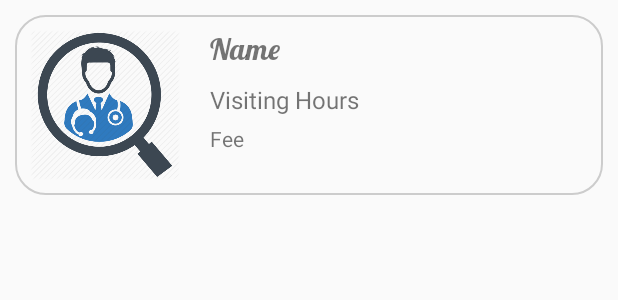
After one commit to John-Abbas/Tabeeb-Find-Your-Doctor, an Android app: the layout doctor_item.xml on its own in the app's theme, with its tools: preview values and no code run, on a phone screen of 412 x 824 dp. The commit adds this screen. Shown: the top 300 px of the screen. Run offline under Robolectric (Android 15) with nearby library versions, the phone set to English and light mode, and no system bars.

Commit message:
Doctor Searched
Doctors searched according to specialization

```diff
--- /dev/null
+++ b/Tabeeb/app/src/main/res/drawable/custom_border.xml
@@ -0,0 +1,6 @@
+<?xml version="1.0" encoding="UTF-8"?>
+<shape xmlns:android="http://schemas.android.com/apk/res/android" android:shape="rectangle">
+    <corners android:radius="20dp"/>
+    <padding android:left="10dp" android:right="10dp" android:top="10dp" android:bottom="10dp"/>
+    <stroke android:width="1dp" android:color="#CCCCCC"/>
+</shape>
--- a/Tabeeb/app/src/main/res/layout/doc_search_item.xml
+++ b/Tabeeb/app/src/main/res/layout/doc_search_item.xml
@@ -9,7 +9,8 @@
         android:layout_width="match_parent"
         android:layout_height="200sp"
         android:orientation="vertical"
-        android:layout_margin="10dp">
+        android:layout_margin="10dp"
+        android:background="@drawable/custom_border">
         <LinearLayout
             android:layout_width="wrap_content"
             android:layout_height="wrap_content"
--- /dev/null
+++ b/Tabeeb/app/src/main/res/layout/doctor_item.xml
@@ -0,0 +1,60 @@
+<?xml version="1.0" encoding="utf-8"?>
+<LinearLayout xmlns:android="http://schemas.android.com/apk/res/android"
+    android:orientation="vertical" android:layout_width="match_parent"
+    android:layout_height="wrap_content">
+
+    <LinearLayout
+        android:layout_width="match_parent"
+        android:layout_height="wrap_content"
+        android:orientation="horizontal"
+        android:layout_margin="10dp"
+        android:background="@drawable/custom_border">
+        <LinearLayout
+            android:layout_width="wrap_content"
+            android:layout_height="match_parent">
+            <ImageView
+                android:layout_width="100dp"
+                android:layout_height="100dp"
+                android:src="@drawable/icon"/>
+        </LinearLayout>
+        <LinearLayout
+            android:layout_width="wrap_content"
+            android:layout_height="match_parent"
+            android:orientation="vertical"
+            android:layout_marginLeft="20dp">
+            <LinearLayout
+                android:layout_width="wrap_content"
+                android:layout_height="wrap_content"
+                android:layout_marginBottom="5dp">
+                <TextView
+                    android:layout_width="wrap_content"
+                    android:layout_height="wrap_content"
+                    android:text="Name"
+                    android:textSize="20dp"
+                    android:id="@+id/tvDrName"
+                    android:fontFamily="@font/lobster"/>
+            </LinearLayout>
+            <LinearLayout
+                android:layout_width="wrap_content"
+                android:layout_height="wrap_content"
+                android:layout_marginBottom="5dp">
+                <TextView
+                    android:layout_width="wrap_content"
+                    android:layout_height="wrap_content"
+                    android:text="Visiting Hours"
+                    android:textSize="16dp"
+                    android:id="@+id/tvVisitHours"/>
+            </LinearLayout>
+            <LinearLayout
+                android:layout_width="wrap_content"
+                android:layout_height="wrap_content">
+                <TextView
+                    android:layout_width="wrap_content"
+                    android:layout_height="wrap_content"
+                    android:text="Fee"
+                    android:textSize="14dp"
+                    android:id="@+id/tvFee"/>
+            </LinearLayout>
+        </LinearLayout>
+    </LinearLayout>
+</LinearLayout>
```
Also changed, not shown: Tabeeb/app/src/main/java/com/example/johnabbas/tabeeb/searchDoctor/MyAdapter/MyAdapter.java (+10 -3 lines), Tabeeb/app/src/main/java/com/example/johnabbas/tabeeb/searchDoctor/SearchDocs/MyAdapter.java (added, +57 -0 lines), Tabeeb/app/src/main/java/com/example/johnabbas/tabeeb/searchDoctor/SearchDocs/SubFramentListDoctors.java (added, +80 -0 lines), Tabeeb/app/src/main/java/com/example/johnabbas/tabeeb/searchDoctor/SearchDocs/doctorItem.java (added, +74 -0 lines), Tabeeb/app/src/main/res/layout/fragment_list_docs.xml (added, +12 -0 lines).
